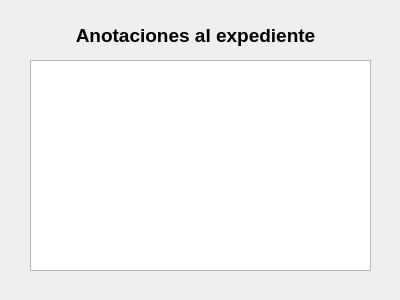
Above: Interfaz/consult_record.ui from Los-Pollitos/PI-Redes-Sistemas-Operativos before the change. Below: the same form after it.
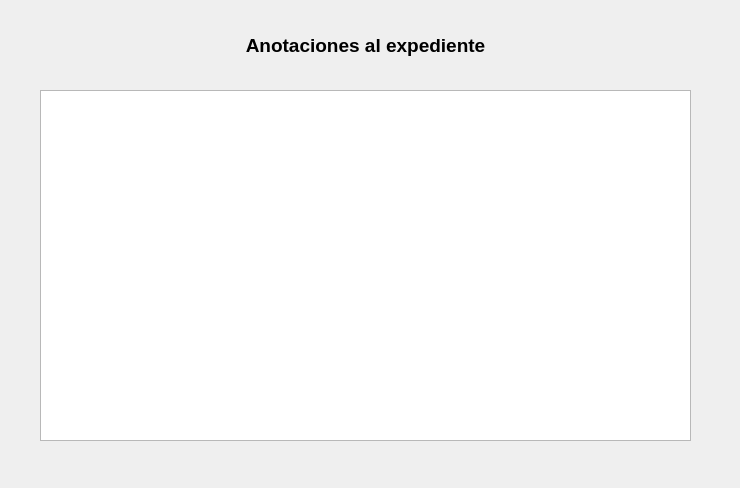
That is the form after the change.

The edit to the form file:
```diff
--- a/Interfaz/consult_record.ui
+++ b/Interfaz/consult_record.ui
@@ -6,8 +6,8 @@
    <rect>
     <x>0</x>
     <y>0</y>
-    <width>400</width>
-    <height>300</height>
+    <width>740</width>
+    <height>488</height>
    </rect>
   </property>
   <property name="windowTitle">
@@ -16,8 +16,8 @@
   <widget class="QLabel" name="title">
    <property name="geometry">
     <rect>
-     <x>70</x>
-     <y>20</y>
+     <x>240</x>
+     <y>30</y>
      <width>251</width>
      <height>31</height>
     </rect>
@@ -38,10 +38,10 @@
   <widget class="QPlainTextEdit" name="plainTextEdit">
    <property name="geometry">
     <rect>
-     <x>30</x>
-     <y>60</y>
-     <width>341</width>
-     <height>211</height>
+     <x>40</x>
+     <y>90</y>
+     <width>651</width>
+     <height>351</height>
     </rect>
    </property>
   </widget>
```
